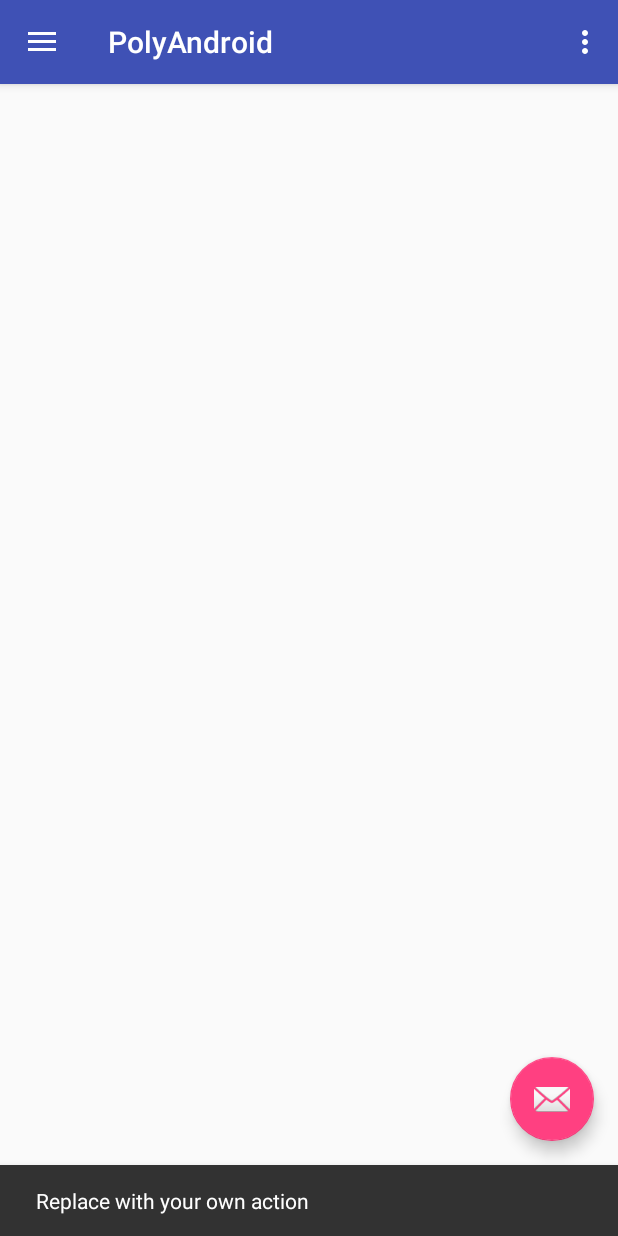
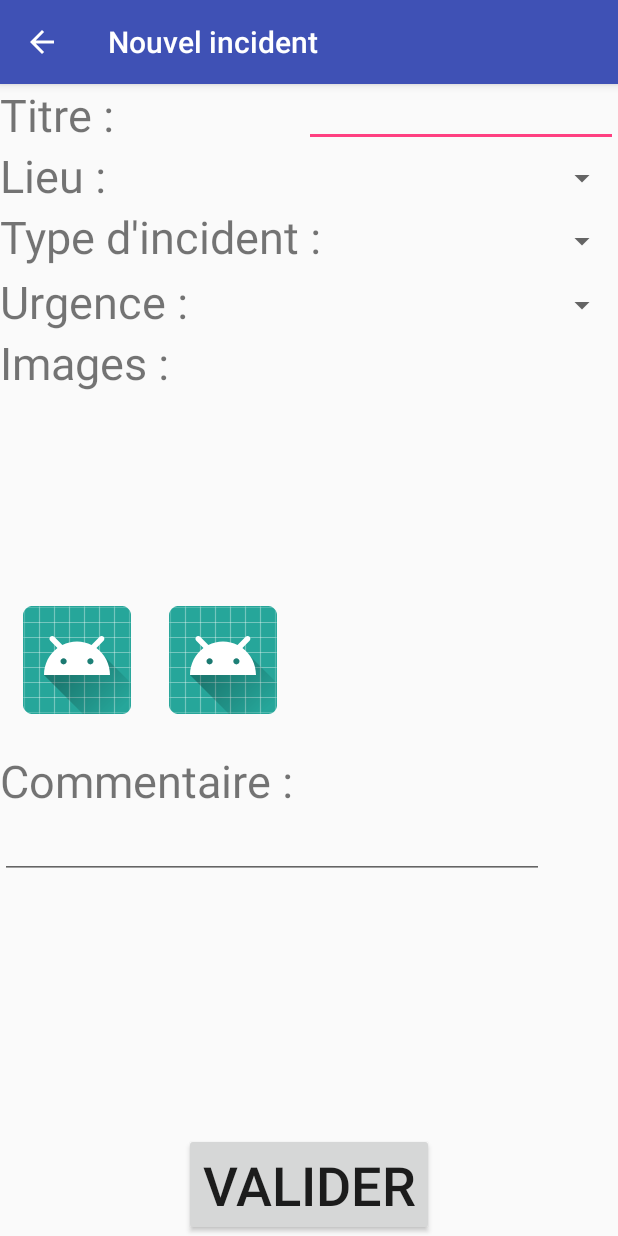
Before and after one commit to HaenlinJason/Android-PolyProject, an Android app: the screen it shows after launch (MainActivity before the commit, DeclarationActivity after it), after a tap on an icon or button, on a phone screen of 412 x 824 dp. Run offline under Robolectric (Android 15) with nearby library versions, the light colour scheme and no system bars; our stand-ins replace Firebase (no records; nobody signed in at launch, a user with empty details on screens opened directly).

Commit message:
Creation de Declaration activity

```diff
--- a/app/src/main/AndroidManifest.xml
+++ b/app/src/main/AndroidManifest.xml
@@ -4,6 +4,10 @@
 
     <uses-permission android:name="android.permission.READ_EXTERNAL_STORAGE" />
     <uses-permission android:name="android.permission.INTERNET" />
+
+    <uses-feature
+        android:name="android.hardware.camera"
+        android:required="true" />
 
     <application
         android:allowBackup="true"
@@ -22,7 +26,13 @@
                 <category android:name="android.intent.category.LAUNCHER" />
             </intent-filter>
         </activity>
+        <activity android:name=".DeclarationActivity"
+            android:label="@string/declaration_activity_name"
+            android:parentActivityName=".MainActivity">
+            <meta-data
+                android:name="android.support.PARENT_ACTIVITY"
+                android:value="com.incident.polyandroid.MainActivity" />
+        </activity>
     </application>
 
-
 </manifest>
--- /dev/null
+++ b/app/src/main/java/com/incident/polyandroid/DeclarationActivity.java
@@ -0,0 +1,13 @@
+package com.incident.polyandroid;
+
+import android.support.v7.app.AppCompatActivity;
+import android.os.Bundle;
+
+public class DeclarationActivity extends AppCompatActivity {
+
+    @Override
+    protected void onCreate(Bundle savedInstanceState) {
+        super.onCreate(savedInstanceState);
+        setContentView(R.layout.activity_declaration);
+    }
+}
--- a/app/src/main/java/com/incident/polyandroid/MainActivity.java
+++ b/app/src/main/java/com/incident/polyandroid/MainActivity.java
@@ -1,5 +1,6 @@
 package com.incident.polyandroid;
 
+import android.content.Intent;
 import android.os.Bundle;
 import android.support.design.widget.FloatingActionButton;
 import android.support.design.widget.NavigationView;
@@ -14,6 +15,7 @@ import android.support.v7.widget.Toolbar;
 import android.view.Menu;
 import android.view.MenuItem;
 import android.view.View;
+import android.widget.EditText;
 
 import com.incident.polyandroid.firebase.MyStorage;
 import com.incident.polyandroid.fragment.MyEventFragment;
@@ -22,6 +24,7 @@ public class MainActivity extends AppCompatActivity
         implements NavigationView.OnNavigationItemSelectedListener {
 
     private static final String TAG = "DEBUG_DB";
+
 
     @Override
     protected void onCreate(Bundle savedInstanceState) {
@@ -34,9 +37,7 @@ public class MainActivity extends AppCompatActivity
         fab.setOnClickListener(new View.OnClickListener() {
             @Override
             public void onClick(View view) {
-
-                Snackbar.make(view, "Replace with your own action", Snackbar.LENGTH_LONG)
-                        .setAction("Action", null).show();
+                createDeclarationActivity(view);
             }
         });
 
@@ -123,4 +124,9 @@ public class MainActivity extends AppCompatActivity
     public void setContentView(View view) {
         super.setContentView(view);
     }
+
+    public void createDeclarationActivity(View view) {
+        Intent intent = new Intent(this, DeclarationActivity.class);
+        startActivity(intent);
+    }
 }
--- /dev/null
+++ b/app/src/main/res/layout/activity_declaration.xml
@@ -0,0 +1,160 @@
+<?xml version="1.0" encoding="utf-8"?>
+<RelativeLayout xmlns:android="http://schemas.android.com/apk/res/android"
+    xmlns:app="http://schemas.android.com/apk/res-auto"
+    xmlns:tools="http://schemas.android.com/tools"
+    android:layout_width="match_parent"
+    android:layout_height="match_parent"
+    tools:context="com.incident.polyandroid.DeclarationActivity">
+
+    <Button
+        android:id="@+id/buttonValider"
+        android:layout_width="wrap_content"
+        android:layout_height="wrap_content"
+        android:layout_alignParentBottom="true"
+        android:layout_alignParentEnd="false"
+        android:layout_centerHorizontal="true"
+        android:layout_centerVertical="false"
+        android:clickable="false"
+        android:text="@string/buttonValider"
+        android:textSize="36sp"
+        tools:layout_editor_absoluteX="256dp"
+        tools:layout_editor_absoluteY="447dp" />
+
+    <TextView
+        android:id="@+id/LabelTitre"
+        android:layout_width="wrap_content"
+        android:layout_height="wrap_content"
+        android:layout_alignParentLeft="true"
+        android:layout_alignParentStart="false"
+        android:layout_alignParentTop="true"
+        android:text="@string/titre"
+        android:textSize="30sp"
+        tools:layout_editor_absoluteX="31dp"
+        tools:layout_editor_absoluteY="16dp" />
+
+    <EditText
+        android:id="@+id/EditTextTitre"
+        android:layout_width="209dp"
+        android:layout_height="42dp"
+        android:layout_alignParentEnd="false"
+        android:layout_alignParentRight="true"
+        android:inputType="textPersonName"
+        tools:layout_editor_absoluteX="107dp"
+        tools:layout_editor_absoluteY="16dp" />
+
+    <TextView
+        android:id="@+id/LabelLieu"
+        android:layout_width="wrap_content"
+        android:layout_height="wrap_content"
+        android:layout_alignParentLeft="true"
+        android:layout_below="@+id/LabelTitre"
+        android:text="@string/lieu"
+        android:textSize="30sp"
+        tools:layout_editor_absoluteX="31dp"
+        tools:layout_editor_absoluteY="79dp" />
+
+    <TextView
+        android:id="@+id/LabelType"
+        android:layout_width="240dp"
+        android:layout_height="43dp"
+        android:layout_alignParentLeft="true"
+        android:layout_below="@+id/LabelLieu"
+        android:text="@string/type_d_incident"
+        android:textSize="30sp"
+        tools:layout_editor_absoluteX="38dp"
+        tools:layout_editor_absoluteY="138dp" />
+
+    <TextView
+        android:id="@+id/LabelUrgence"
+        android:layout_width="wrap_content"
+        android:layout_height="wrap_content"
+        android:layout_alignParentLeft="true"
+        android:layout_alignParentStart="false"
+        android:layout_below="@+id/LabelType"
+        android:text="@string/urgence"
+        android:textSize="30sp"
+        tools:layout_editor_absoluteX="36dp"
+        tools:layout_editor_absoluteY="195dp" />
+
+    <Spinner
+        android:id="@+id/spinnerLieu"
+        android:layout_width="224dp"
+        android:layout_height="41dp"
+        android:layout_alignParentEnd="false"
+        android:layout_alignParentRight="true"
+        android:layout_below="@+id/EditTextTitre"
+        tools:layout_editor_absoluteX="102dp"
+        tools:layout_editor_absoluteY="79dp" />
+
+    <Spinner
+        android:id="@+id/spinnerUrgence"
+        android:layout_width="207dp"
+        android:layout_height="42dp"
+        android:layout_alignParentEnd="false"
+        android:layout_alignParentRight="true"
+        android:layout_below="@+id/spinnerType"
+        tools:layout_editor_absoluteX="161dp"
+        tools:layout_editor_absoluteY="195dp" />
+
+    <Spinner
+        android:id="@+id/spinnerType"
+        android:layout_width="126dp"
+        android:layout_height="43dp"
+        android:layout_alignParentEnd="false"
+        android:layout_alignParentRight="true"
+        android:layout_below="@+id/spinnerLieu"
+        tools:layout_editor_absoluteX="252dp"
+        tools:layout_editor_absoluteY="137dp" />
+
+    <TextView
+        android:id="@+id/LabelImage"
+        android:layout_width="wrap_content"
+        android:layout_height="wrap_content"
+        android:layout_alignParentLeft="true"
+        android:layout_below="@+id/LabelUrgence"
+        android:text="@string/images"
+        android:textSize="30sp"
+        tools:layout_editor_absoluteX="31dp"
+        tools:layout_editor_absoluteY="257dp" />
+
+    <TextView
+        android:id="@+id/LabelCommentaires"
+        android:layout_width="wrap_content"
+        android:layout_height="wrap_content"
+        android:layout_alignParentLeft="true"
+        android:layout_alignParentStart="false"
+        android:layout_below="@+id/Image1"
+        android:layout_marginTop="24dp"
+        android:text="@string/commentaires"
+        android:textSize="30sp"
+        tools:layout_editor_absoluteX="31dp"
+        tools:layout_editor_absoluteY="406dp" />
+
+    <EditText
+        android:id="@+id/EditTextCommentaire"
+        android:layout_width="wrap_content"
+        android:layout_height="wrap_content"
+        android:layout_alignParentStart="true"
+        android:layout_below="@+id/LabelCommentaires"
+        android:ems="17"
+        android:inputType="textPersonName" />
+
+    <ImageView
+        android:id="@+id/Image1"
+        android:layout_width="wrap_content"
+        android:layout_height="wrap_content"
+        android:layout_alignParentStart="true"
+        android:layout_centerVertical="true"
+        android:layout_marginStart="15dp"
+        app:srcCompat="@mipmap/ic_launcher" />
+
+    <ImageView
+        android:id="@+id/image2"
+        android:layout_width="wrap_content"
+        android:layout_height="wrap_content"
+        android:layout_alignTop="@+id/Image1"
+        android:layout_marginBottom="10dp"
+        android:layout_toEndOf="@+id/LabelImage"
+        android:layout_toRightOf="@+id/Image1"
+        app:srcCompat="@mipmap/ic_launcher" />
+</RelativeLayout>
--- a/app/src/main/res/values/strings.xml
+++ b/app/src/main/res/values/strings.xml
@@ -11,4 +11,12 @@
     <!-- TODO: Remove or change this placeholder text -->
     <string name="hello_blank_fragment">Hello blank fragment</string>
     <string name="content_main_text">Hello World!</string>
+    <string name="declaration_activity_name">Nouvel incident</string>
+    <string name="buttonValider">Valider</string>
+    <string name="titre">Titre :</string>
+    <string name="type_d_incident">Type d\'incident :</string>
+    <string name="lieu">Lieu :</string>
+    <string name="urgence">Urgence :</string>
+    <string name="images">Images :</string>
+    <string name="commentaires">Commentaire :</string>
 </resources>
```
